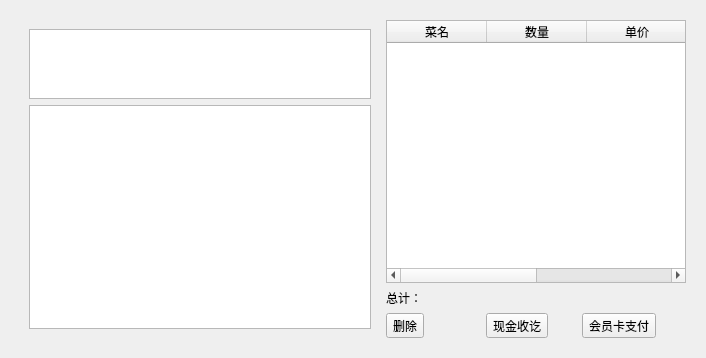
Qt form src/orderwidget.ui (daodaoliang/caicai) before a commit.
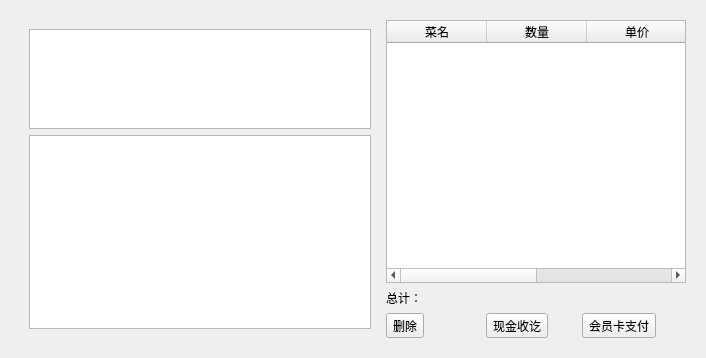
The same form after that commit.

Commit message: 修正界面问题 修正并台问题

What changed in the file:
```diff
--- a/src/orderwidget.ui
+++ b/src/orderwidget.ui
@@ -30,6 +30,18 @@
           <layout class="QVBoxLayout" name="verticalLayout" stretch="1,7">
            <item>
             <widget class="QListView" name="disheTypeList">
+             <property name="minimumSize">
+              <size>
+               <width>0</width>
+               <height>100</height>
+              </size>
+             </property>
+             <property name="maximumSize">
+              <size>
+               <width>16777215</width>
+               <height>100</height>
+              </size>
+             </property>
              <property name="viewMode">
               <enum>QListView::IconMode</enum>
              </property>
```
The commit also changes 3 other files.
